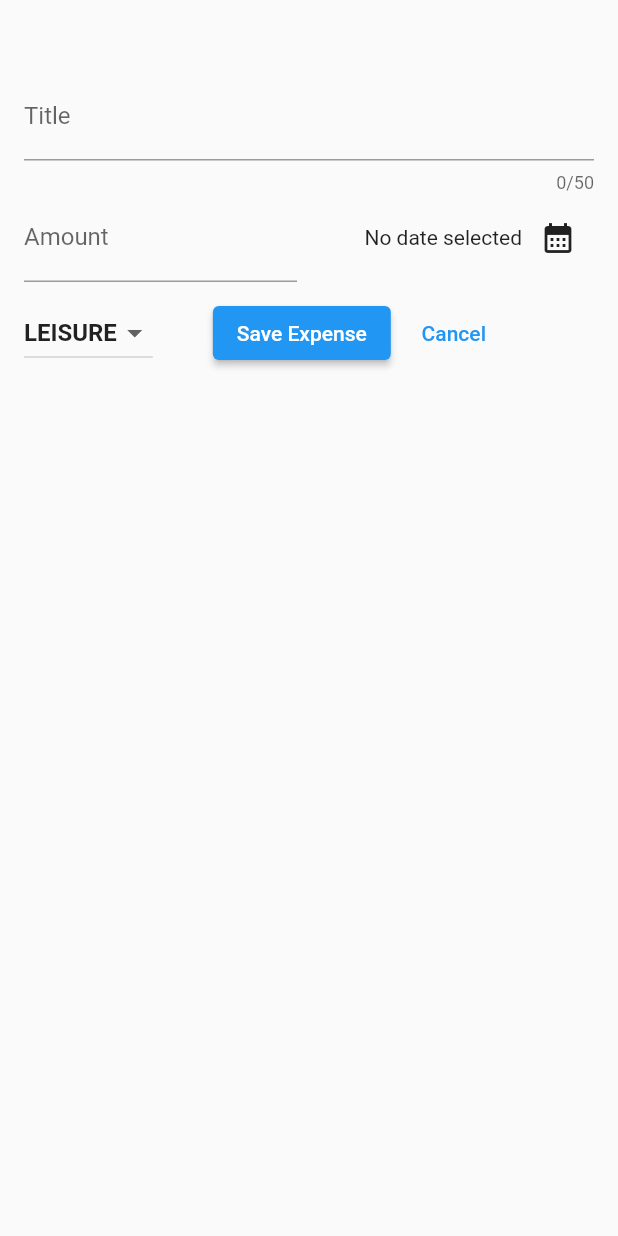
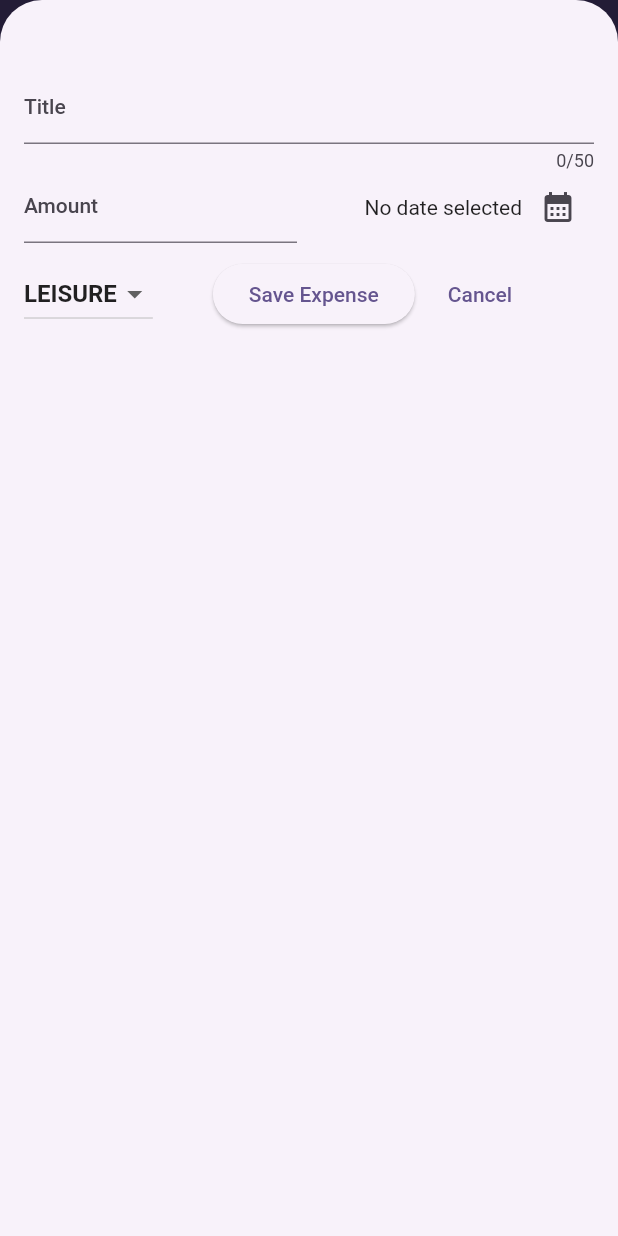
Before and after one commit to MattiaLR95/expense_tracker_flutter, a Flutter app: the screen it shows after launch, after a tap on the "add" icon, on a phone screen of 412 x 824 dp. Run offline on Flutter 3.47's test engine with Material 2 defaults, Android fonts, the phone set to English and light mode, and no system bars.

Commit message:
Modificato tema app

```diff
--- a/lib/main.dart
+++ b/lib/main.dart
@@ -1,11 +1,21 @@
 import 'package:expense_tracker/widgets/expenses.dart';
 import 'package:flutter/material.dart';
 
+var kColorScheme =
+    ColorScheme.fromSeed(seedColor: const Color.fromARGB(255, 96, 59, 181));
+
 void main() {
   runApp(
-    const MaterialApp(
+    MaterialApp(
+      theme: ThemeData().copyWith(
+          useMaterial3: true,
+          colorScheme: kColorScheme,
+          appBarTheme: const AppBarTheme().copyWith(
+            backgroundColor: kColorScheme.onPrimaryContainer,
+            foregroundColor: kColorScheme.primaryContainer,
+          )),
       //theme: ThemeData(useMaterial3: true), //----------> Si usa per modificare il tema (di predefinito usa Material 3)
-      home: Expenses(),
+      home: const Expenses(),
     ),
   );
 }
--- a/lib/widgets/expenses.dart
+++ b/lib/widgets/expenses.dart
@@ -47,6 +47,7 @@ class _Expenses extends State<Expenses> {
     setState(() {
       _expenses.remove(expense);
     });
+    ScaffoldMessenger.of(context).clearSnackBars();
     ScaffoldMessenger.of(context).showSnackBar(
       SnackBar(
         duration: const Duration(seconds: 3),
```
